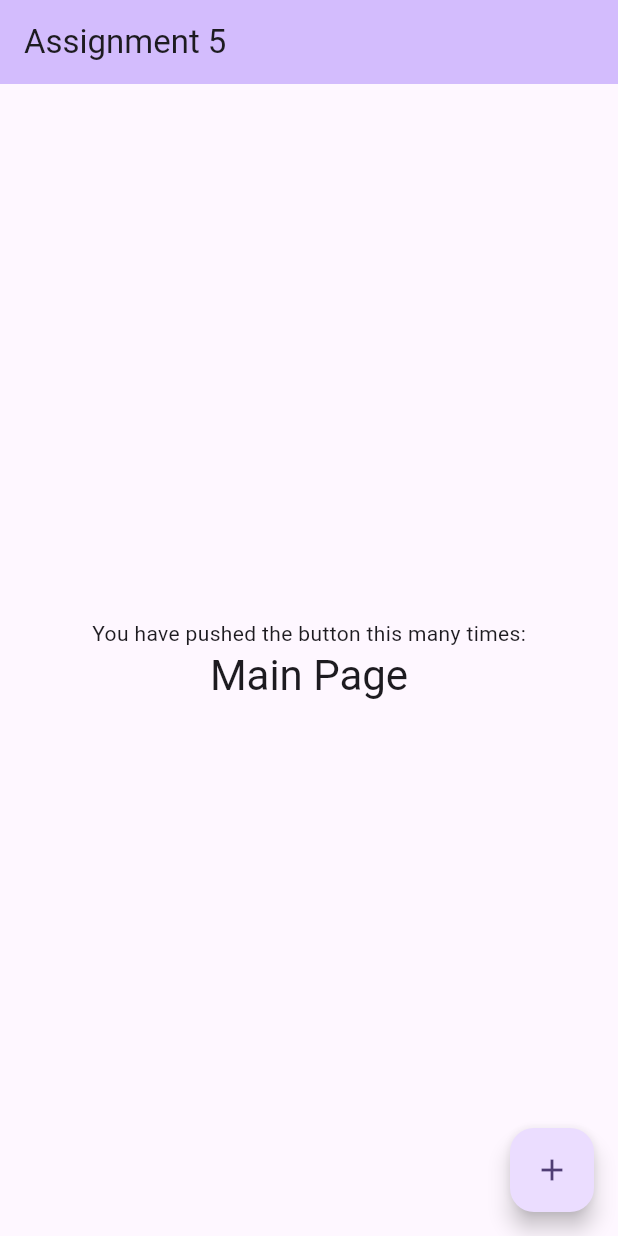
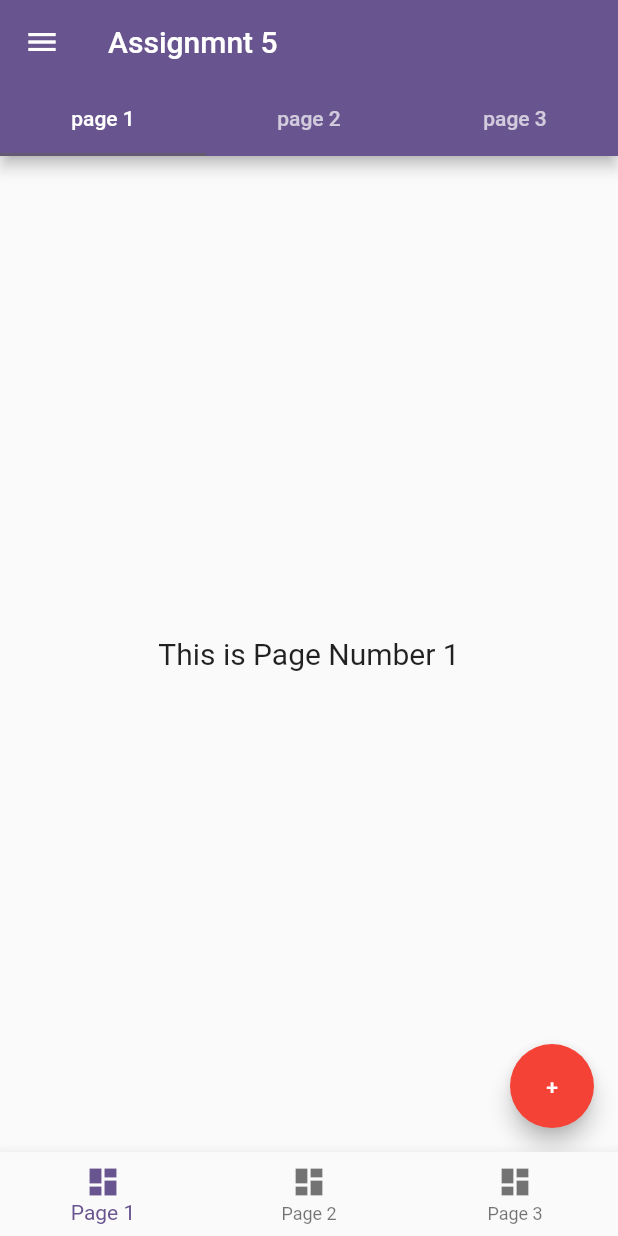
Before and after one commit to Mahibulhassan/Ostad-Online-Learning, a Flutter app: the screen it shows after launch, on a phone screen of 412 x 824 dp. Run offline on Flutter 3.47's test engine with Material 2 defaults, Android fonts, the phone set to English and light mode, and no system bars.

Commit message:
Assignment 5 done

```diff
--- /dev/null
+++ b/ostad_flutter_assignmen_5/lib/Page_Number_1.dart
@@ -0,0 +1,57 @@
+import 'package:flutter/material.dart';
+import 'package:ostad_flutter_assignmen_5/Page_Number_2.dart';
+import 'package:ostad_flutter_assignmen_5/Page_Number_3.dart';
+
+class PageNumber1 extends StatefulWidget {
+ PageNumber1({super.key});
+  @override
+  State<PageNumber1> createState() => _PageNumber1State();
+}
+
+class _PageNumber1State extends State<PageNumber1> {
+  @override
+  Widget build(BuildContext context) {
+    return DefaultTabController(
+      length: 3,
+      child: Scaffold(
+        appBar: AppBar(
+          title: Text("Assignmnt 5"),
+          bottom: TabBar(
+            tabs: [
+              InkWell(child: Tab(text:"page 1"),onTap: (){
+              },),
+              InkWell(child: Tab(text:"page 2"),onTap: (){
+                Navigator.push(context, MaterialPageRoute(builder: (context)=>PageNumber2()));
+              },),
+              InkWell(child: Tab(text:"page 3"),onTap: (){
+                Navigator.push(context, MaterialPageRoute(builder: (context)=>PageNumber3()));
+              },),
+            ],
+          ),
+        ),
+        drawer: SafeArea(child: Drawer(
+          child: Column(
+            children: [
+              SizedBox(height: 50,),
+              Container(width:double.infinity,child: ElevatedButton(onPressed: (){
+                Navigator.push(context, MaterialPageRoute(builder: (context)=>PageNumber2()));
+              }, child: Text("Page 2"))),
+              Container(width:double.infinity,child: ElevatedButton(onPressed: (){
+                Navigator.push(context, MaterialPageRoute(builder: (context)=>PageNumber3()));
+              }, child: Text("Page 3"))),
+            ],
+          ),
+        )),
+        body: Container(
+          child: Center(
+            child: Text("This is Page Number 1",style: TextStyle(fontSize: 20),),
+          ),
+        ),
+        floatingActionButton: FloatingActionButton(
+          child: Text("+"),onPressed: (){},
+          backgroundColor: Colors.red,
+        ),
+      ),
+    );
+  }
+}
--- a/ostad_flutter_assignmen_5/lib/main.dart
+++ b/ostad_flutter_assignmen_5/lib/main.dart
@@ -1,59 +1,56 @@
 import 'package:flutter/material.dart';
+import 'package:ostad_flutter_assignmen_5/Page_Number_1.dart';
+
+import 'Page_Number_2.dart';
+import 'Page_Number_3.dart';
 
 void main() {
-  runApp(const MyApp());
+  runApp(MyApp());
 }
 
-class MyApp extends StatelessWidget {
-  const MyApp({super.key});
+class MyApp extends StatefulWidget {
+
+  @override
+  State<MyApp> createState() => _MyAppState();
+}
+
+class _MyAppState extends State<MyApp> {
+  //Variable Part
+  final Screens = [
+    PageNumber1(),
+    PageNumber2(),
+    PageNumber3()
+  ];
+  int index =0;
+
+  //Code Part
   @override
   Widget build(BuildContext context) {
     return MaterialApp(
-      title: 'Flutter Demo',
+      title: 'Assignment 5',
       debugShowCheckedModeBanner: false,
       theme: ThemeData(
         colorScheme: ColorScheme.fromSeed(seedColor: Colors.deepPurple),
-        useMaterial3: true,
       ),
-      home: const MyHomePage(title: 'Assignment 5'),
+      home:  Scaffold(
+        body: Screens[index],
+        bottomNavigationBar: BottomNavigationBar(
+          currentIndex: index,
+          onTap: (index) {
+            setState(() {
+              this.index = index;
+            });
+          },
+          items: [
+            BottomNavigationBarItem(  icon: Icon(Icons.dashboard),
+                label: "Page 1"),
+            BottomNavigationBarItem(  icon: Icon(Icons.dashboard),
+                label: "Page 2"),
+            BottomNavigationBarItem(  icon: Icon(Icons.dashboard),
+                label: "Page 3"),
+          ],
+        ),
+      ),
     );
   }
 }
-
-class MyHomePage extends StatefulWidget {
-  const MyHomePage({super.key, required this.title});
-  final String title;
-  @override
-  State<MyHomePage> createState() => _MyHomePageState();
-}
-
-class _MyHomePageState extends State<MyHomePage> {
-  @override
-  Widget build(BuildContext context) {
-    return Scaffold(
-      appBar: AppBar(
-        backgroundColor: Theme.of(context).colorScheme.inversePrimary,
-        title: Text(widget.title),
-      ),
-      body: Center(
-        child: Column(
-          mainAxisAlignment: MainAxisAlignment.center,
-          children: <Widget>[
-            const Text(
-              'You have pushed the button this many times:',
-            ),
-            Text(
-              'Main Page',
-              style: Theme.of(context).textTheme.headlineMedium,
-            ),
-          ],
-        ),
-      ),
-      floatingActionButton: FloatingActionButton(
-        onPressed: (){},
-        tooltip: 'Increment',
-        child: const Icon(Icons.add),
-      ), // This trailing comma makes auto-formatting nicer for build methods.
-    );
-  }
-}
```
Also changed, not shown: ostad_flutter_assignmen_5/lib/Page_Number_2.dart (added, +44 -0 lines), ostad_flutter_assignmen_5/lib/Page_Number_3.dart (added, +44 -0 lines), 1 other file.
